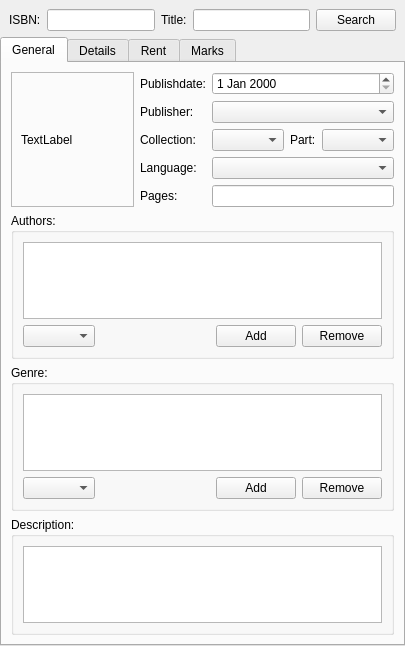
Above: src/ui/bookdescription.ui from vatriani/mybookdb before the change. Below: the same form after it.
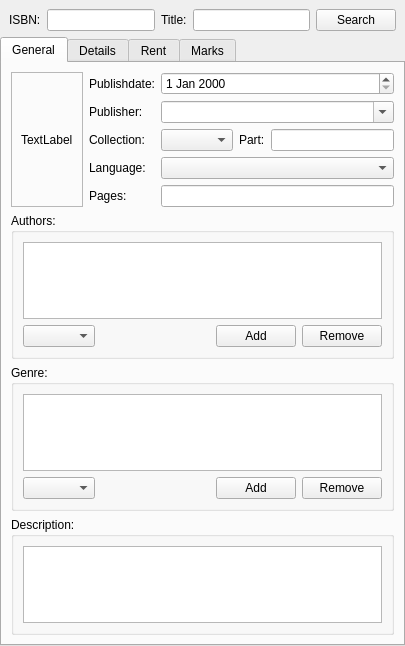
That is the form after the change.

Commit message: adding more data from db

```diff
--- a/src/ui/bookdescription.ui
+++ b/src/ui/bookdescription.ui
@@ -167,9 +167,6 @@
              </property>
             </widget>
            </item>
-           <item row="2" column="3">
-            <widget class="QComboBox" name="comboBoxPart"/>
-           </item>
            <item row="3" column="0">
             <widget class="QLabel" name="label_4">
              <property name="text">
@@ -197,11 +194,22 @@
             <widget class="QDateEdit" name="dateEdit"/>
            </item>
            <item row="1" column="1" colspan="3">
-            <widget class="QComboBox" name="comboBoxPublisher"/>
+            <widget class="QComboBox" name="comboBoxPublisher">
+             <property name="editable">
+              <bool>true</bool>
+             </property>
+            </widget>
            </item>
            <item row="4" column="1" colspan="3">
             <widget class="QLineEdit" name="lineEditPages"/>
            </item>
+           <item row="2" column="3">
+            <widget class="QLineEdit" name="lineEditPart">
+             <property name="clearButtonEnabled">
+              <bool>true</bool>
+             </property>
+            </widget>
+           </item>
           </layout>
          </item>
         </layout>
```
Left out of the diff: 9 changed lines with no effect on the pictures. The commit also changes 2 other files.
